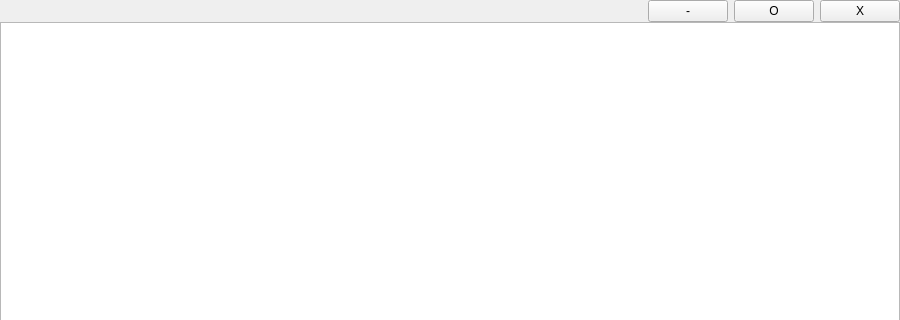
arsonite/synthia, file view/mainwindow.ui: the form before one commit; both pictures show x 0 to 900 and y 0 to 320 of the 900 by 700 pixel window.
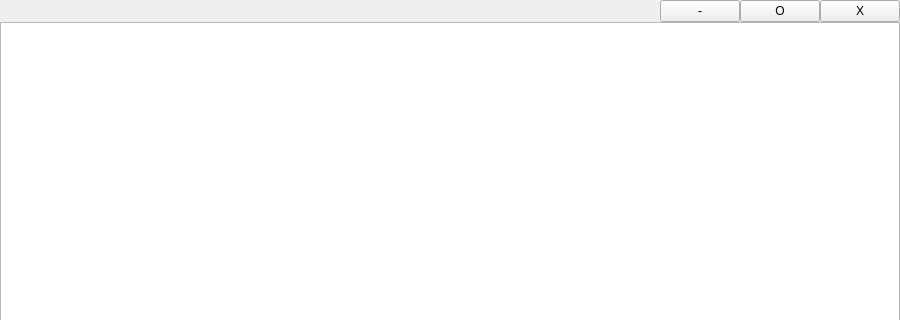
The form after the commit.

Diff of the .ui file:
```diff
--- a/view/mainwindow.ui
+++ b/view/mainwindow.ui
@@ -47,6 +47,9 @@
          </size>
         </property>
         <layout class="QHBoxLayout" name="horizontalLayout">
+         <property name="spacing">
+          <number>0</number>
+         </property>
          <property name="leftMargin">
           <number>0</number>
          </property>
@@ -61,6 +64,9 @@
          </property>
          <item>
           <layout class="QHBoxLayout" name="hotbar">
+           <property name="spacing">
+            <number>0</number>
+           </property>
            <property name="leftMargin">
             <number>0</number>
            </property>
```
